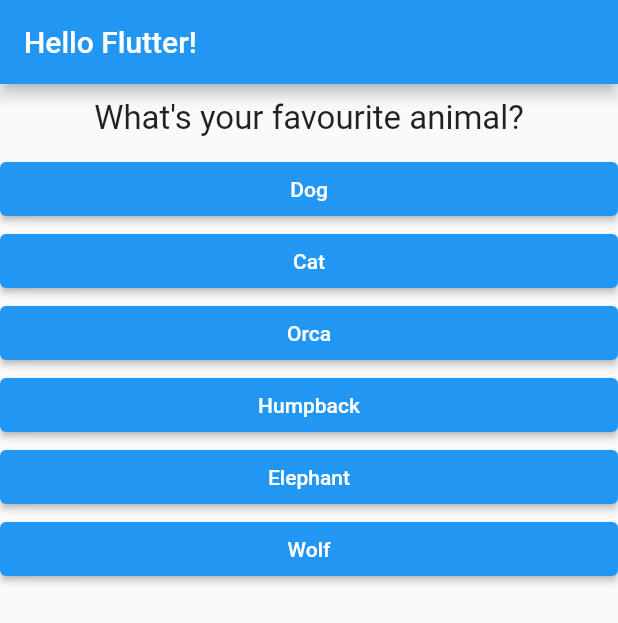
After one commit to arnab/fultter_playground_quiz_app, a Flutter app: the screen it shows after launch, after a tap on "Blue", on a phone screen of 412 x 824 dp. The commit adds this screen. Shown: the top 623 px of the screen. Run offline on Flutter 3.47's test engine with Material 2 defaults, Android fonts, the phone set to English and light mode, and no system bars.

Commit message:
answers with scores

```diff
--- a/lib/main.dart
+++ b/lib/main.dart
@@ -1,7 +1,8 @@
+import 'dart:math';
+
 import 'package:flutter/material.dart';
 
-import './question.dart';
-import './answer.dart';
+import './qna.dart';
 import './result.dart';
 
 void main() => runApp(const MyApp());
@@ -16,24 +17,44 @@
 }
 
 class _MyAppState extends State<MyApp> {
-  final questions = const [
+  final _questions = const [
     {
       'questionText': 'What\'s your favourite colour?',
-      'answers': ['Blue', 'Green', 'Red', 'Purple', 'Black'],
+      'answers': [
+        {'text': 'Blue', 'score': 1},
+        {'text': 'Green', 'score': 2},
+        {'text': 'Red', 'score': 3},
+        {'text': 'Purple', 'score': 4},
+        {'text': 'Black', 'score': 5},
+      ],
     },
     {
       'questionText': 'What\'s your favourite animal?',
-      'answers': ['Dog', 'Cat', 'Orca', 'Humpback', 'Elephant', 'Wolf'],
+      'answers': [
+        {'text': 'Dog', 'score': 1},
+        {'text': 'Cat', 'score': 2},
+        {'text': 'Orca', 'score': 3},
+        {'text': 'Humpback', 'score': 4},
+        {'text': 'Elephant', 'score': 5},
+        {'text': 'Wolf', 'score': 6},
+      ],
     },
     {
       'questionText': 'What\'s your favourite language?',
-      'answers': ['English', 'Spanish', 'Kotlin', 'Dart'],
+      'answers': [
+        {'text': 'English', 'score': 1},
+        {'text': 'Spanish', 'score': 2},
+        {'text': 'Kotlin', 'score': 3},
+        {'text': 'Dart', 'score': 4},
+      ],
     },
   ];
 
   var _questionNum = 0;
+  var _totalScore = 0;
 
-  void _answerQuestion() {
+  void _answerQuestion(int score) {
+    _totalScore += score;
     setState(() {
       _questionNum++;
     });
@@ -41,7 +62,7 @@
 
   @override
   Widget build(BuildContext context) {
-    final moreQuestionsLeft = _questionNum < questions.length;
+    final moreQuestionsLeft = _questionNum < _questions.length;
 
     return MaterialApp(
       title: 'Flutter Playground',
@@ -51,14 +72,12 @@
           title: const Text('Hello Flutter!'),
         ),
         body: moreQuestionsLeft
-            ? Column(
-                children: [
-                  Question(questions[_questionNum]['questionText'] as String),
-                  ...(questions[_questionNum]['answers'] as List<String>)
-                .map((answerText) {
-                    return Answer(_answerQuestion, answerText);
-                  }).toList()
-                ],
+            ? QnA(
+                questionText:
+                    _questions[_questionNum]['questionText']! as String,
+                answers: _questions[_questionNum]['answers']!
+                    as List<Map<String, Object>>,
+                fnAnswerQuestion: (() => _answerQuestion(Random().nextInt(10))),
               )
             : const Result(),
       ),
--- /dev/null
+++ b/lib/qna.dart
@@ -0,0 +1,29 @@
+import 'package:flutter/material.dart';
+
+import './question.dart';
+import './answer.dart';
+
+class QnA extends StatelessWidget {
+  final String questionText;
+  final List<Map<String, Object>> answers;
+  final VoidCallback fnAnswerQuestion;
+
+  const QnA({
+    required this.questionText,
+    required this.answers,
+    required this.fnAnswerQuestion,
+    super.key,
+  });
+
+  @override
+  Widget build(BuildContext context) {
+    return Column(
+      children: [
+        Question(questionText),
+        ...answers.map((answer) {
+          return Answer(fnAnswerQuestion, answer['text']! as String);
+        }).toList()
+      ],
+    );
+  }
+}
```
